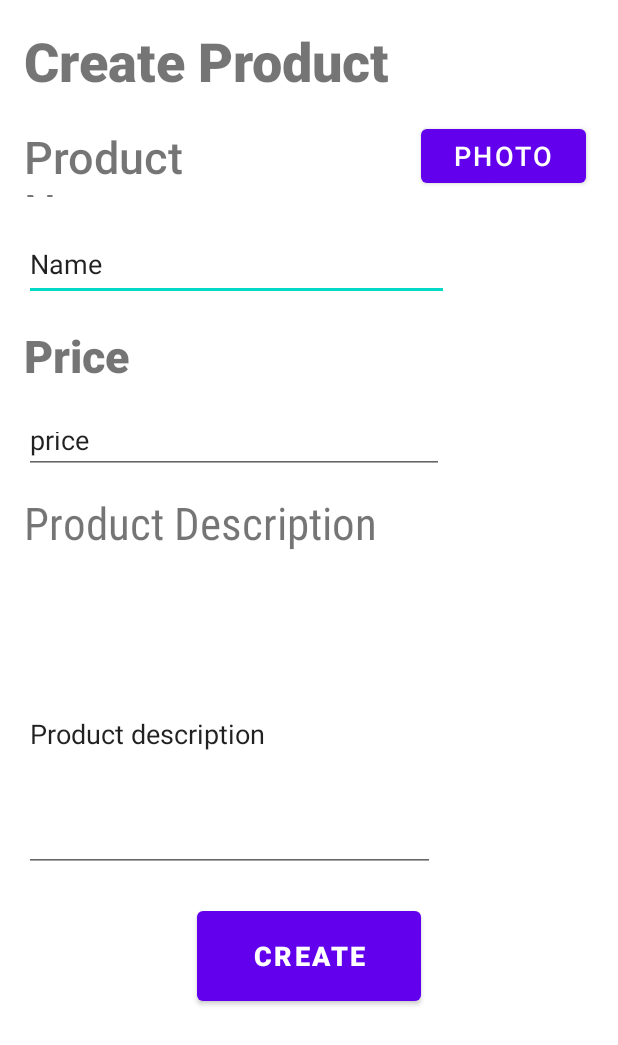
After one commit to RafaelJCamara/ShopIST, an Android app: the layout create_product.xml on its own in the app's theme, with its tools: preview values and no code run, on a phone screen of 412 x 824 dp. The commit adds this screen. Shown: the top 1045 px of the screen. Run offline under Robolectric (Android 15) with nearby library versions, the phone set to English and light mode, and no system bars.

Commit message:
Adjust Create product Layout

```diff
--- a/app/src/main/java/com/example/shopist/ItemClass.java
+++ /dev/null
@@ -1,26 +0,0 @@
-package com.example.shopist;
-
-public class ItemClass {
-    private String name;
-    private int image;
-
-    public ItemClass(String name){
-        this.name=name;
-    }
-
-    public int getImage() {
-        return image;
-    }
-
-    public void setImage(int image) {
-        this.image = image;
-    }
-
-    public String getName() {
-        return name;
-    }
-
-    public void setName(String name) {
-        this.name = name;
-    }
-}
--- a/app/src/main/java/com/example/shopist/ItemListAdapter.java
+++ b/app/src/main/java/com/example/shopist/ItemListAdapter.java
@@ -13,9 +13,9 @@ import java.util.ArrayList;
 public class ItemListAdapter extends BaseAdapter {
 
     Context context;
-    ArrayList<ItemClass> list;
+    ArrayList<ProductClass> list;
 
-    public ItemListAdapter(Context context, ArrayList<ItemClass> list) {
+    public ItemListAdapter(Context context, ArrayList<ProductClass> list) {
         this.context = context;
         this.list = list;
     }
@@ -38,7 +38,7 @@ public class ItemListAdapter extends BaseAdapter {
     @Override
     public View getView(int position, View convertView, ViewGroup parent) {
 
-        convertView = LayoutInflater.from(context).inflate(R.layout.row_itemlist, parent,false );
+        convertView = LayoutInflater.from(context).inflate(R.layout.row_productlist, parent,false );
 
         ImageView icon = (ImageView) convertView.findViewById(R.id.item_icon);
         TextView name = (TextView) convertView.findViewById(R.id.item_name);
--- /dev/null
+++ b/app/src/main/java/com/example/shopist/ProductClass.java
@@ -0,0 +1,36 @@
+package com.example.shopist;
+
+public class ProductClass {
+    private String name;
+    private String description;
+    private int price;
+    private int image;
+
+    public ProductClass(String name){
+        this.name=name;
+    }
+
+    public String getDescription() { return description; }
+
+    public void setDescription(String description) { this.description = description; }
+
+    public int getPrice() { return price; }
+
+    public void setPrice(int price) { this.price = price; }
+
+    public int getImage() {
+        return image;
+    }
+
+    public void setImage(int image) {
+        this.image = image;
+    }
+
+    public String getName() {
+        return name;
+    }
+
+    public void setName(String name) {
+        this.name = name;
+    }
+}
--- /dev/null
+++ b/app/src/main/res/layout/create_product.xml
@@ -0,0 +1,126 @@
+<?xml version="1.0" encoding="utf-8"?>
+<androidx.constraintlayout.widget.ConstraintLayout
+    xmlns:android="http://schemas.android.com/apk/res/android"
+    xmlns:app="http://schemas.android.com/apk/res-auto"
+    xmlns:tools="http://schemas.android.com/tools"
+    android:layout_width="match_parent"
+    android:layout_height="match_parent">
+
+    <Button
+        android:id="@+id/photo_button"
+        android:layout_width="110dp"
+        android:layout_height="48dp"
+        android:layout_marginStart="24dp"
+        android:layout_marginTop="12dp"
+        android:text="Photo"
+        android:textSize="18sp"
+        app:layout_constraintEnd_toEndOf="parent"
+        app:layout_constraintHorizontal_bias="0.828"
+        app:layout_constraintStart_toEndOf="@+id/product_name_text"
+        app:layout_constraintTop_toBottomOf="@+id/create_product_text" />
+
+    <TextView
+        android:id="@+id/product_name_text"
+        android:layout_width="137dp"
+        android:layout_height="47dp"
+        android:layout_marginStart="16dp"
+        android:layout_marginTop="16dp"
+        android:fontFamily="sans-serif-medium"
+        android:text="Product Name"
+        android:textSize="30sp"
+        app:layout_constraintStart_toStartOf="parent"
+        app:layout_constraintTop_toBottomOf="@+id/create_product_text" />
+
+    <EditText
+        android:id="@+id/edit_product_name"
+        android:layout_width="283dp"
+        android:layout_height="49dp"
+        android:layout_marginStart="8dp"
+        android:layout_marginTop="20dp"
+        android:ems="10"
+        android:inputType="textPersonName"
+        android:text="Name"
+        app:layout_constraintEnd_toEndOf="parent"
+        app:layout_constraintHorizontal_bias="0.066"
+        app:layout_constraintStart_toStartOf="parent"
+        app:layout_constraintTop_toBottomOf="@+id/product_name_text" />
+
+    <TextView
+        android:id="@+id/product_price_text"
+        android:layout_width="290dp"
+        android:layout_height="45dp"
+        android:layout_marginTop="16dp"
+        android:fontFamily="sans-serif-black"
+        android:text="Price"
+        android:textSize="30sp"
+        app:layout_constraintEnd_toEndOf="parent"
+        app:layout_constraintHorizontal_bias="0.132"
+        app:layout_constraintStart_toStartOf="parent"
+        app:layout_constraintTop_toBottomOf="@+id/edit_product_name" />
+
+    <EditText
+        android:id="@+id/edit_product_price"
+        android:layout_width="280dp"
+        android:layout_height="38dp"
+        android:layout_marginTop="16dp"
+        android:ems="10"
+        android:inputType="textPersonName"
+        android:text="price"
+        app:layout_constraintEnd_toEndOf="parent"
+        app:layout_constraintHorizontal_bias="0.122"
+        app:layout_constraintStart_toStartOf="parent"
+        app:layout_constraintTop_toBottomOf="@+id/product_price_text" />
+
+    <TextView
+        android:id="@+id/product_description_text"
+        android:layout_width="293dp"
+        android:layout_height="57dp"
+        android:layout_marginTop="12dp"
+        android:fontFamily="sans-serif-condensed"
+        android:text="Product Description"
+        android:textSize="30sp"
+        app:layout_constraintEnd_toEndOf="parent"
+        app:layout_constraintHorizontal_bias="0.135"
+        app:layout_constraintStart_toStartOf="parent"
+        app:layout_constraintTop_toBottomOf="@+id/edit_product_price" />
+
+    <EditText
+        android:id="@+id/edit_product_description"
+        android:layout_width="274dp"
+        android:layout_height="184dp"
+        android:layout_marginTop="12dp"
+        android:ems="10"
+        android:inputType="textPersonName"
+        android:text="Product description"
+        app:layout_constraintEnd_toEndOf="parent"
+        app:layout_constraintHorizontal_bias="0.116"
+        app:layout_constraintStart_toStartOf="parent"
+        app:layout_constraintTop_toBottomOf="@+id/product_description_text" />
+
+    <TextView
+        android:id="@+id/create_product_text"
+        android:layout_width="270dp"
+        android:layout_height="52dp"
+        android:layout_marginStart="16dp"
+        android:layout_marginTop="16dp"
+        android:fontFamily="sans-serif-black"
+        android:text="Create Product"
+        android:textSize="36sp"
+        app:layout_constraintEnd_toEndOf="parent"
+        app:layout_constraintHorizontal_bias="0.0"
+        app:layout_constraintStart_toStartOf="parent"
+        app:layout_constraintTop_toTopOf="parent" />
+
+    <Button
+        android:id="@+id/CreateProductButton"
+        android:layout_width="149dp"
+        android:layout_height="72dp"
+        android:layout_marginTop="20dp"
+        android:fontFamily="sans-serif-black"
+        android:text="Create"
+        android:textSize="18sp"
+        app:layout_constraintEnd_toEndOf="parent"
+        app:layout_constraintStart_toStartOf="parent"
+        app:layout_constraintTop_toBottomOf="@+id/edit_product_description" />
+
+</androidx.constraintlayout.widget.ConstraintLayout>
--- a/app/src/main/res/layout/item_list.xml
+++ b/app/src/main/res/layout/product_list.xml
@@ -32,17 +32,17 @@
         android:id="@+id/itemList"
         android:layout_width="411dp"
         android:layout_height="306dp"
-        android:layout_marginTop="60dp"
+        android:layout_marginTop="32dp"
         app:layout_constraintStart_toStartOf="parent"
-        app:layout_constraintTop_toBottomOf="@+id/addItemButton" />
+        app:layout_constraintTop_toBottomOf="@+id/addProductButton" />
 
     <Button
-        android:id="@+id/addItemButton"
+        android:id="@+id/addProductButton"
         android:layout_width="wrap_content"
         android:layout_height="wrap_content"
-        android:layout_marginStart="232dp"
-        android:layout_marginTop="8dp"
-        android:text="Button"
+        android:layout_marginStart="76dp"
+        android:layout_marginTop="28dp"
+        android:text="Add Product"
         app:layout_constraintStart_toStartOf="parent"
         app:layout_constraintTop_toBottomOf="@+id/listCode" />
 </androidx.constraintlayout.widget.ConstraintLayout>
```
Also changed, not shown: app/src/main/res/layout/row_productlist.xml (renamed from app/src/main/res/layout/row_itemlist.xml).
